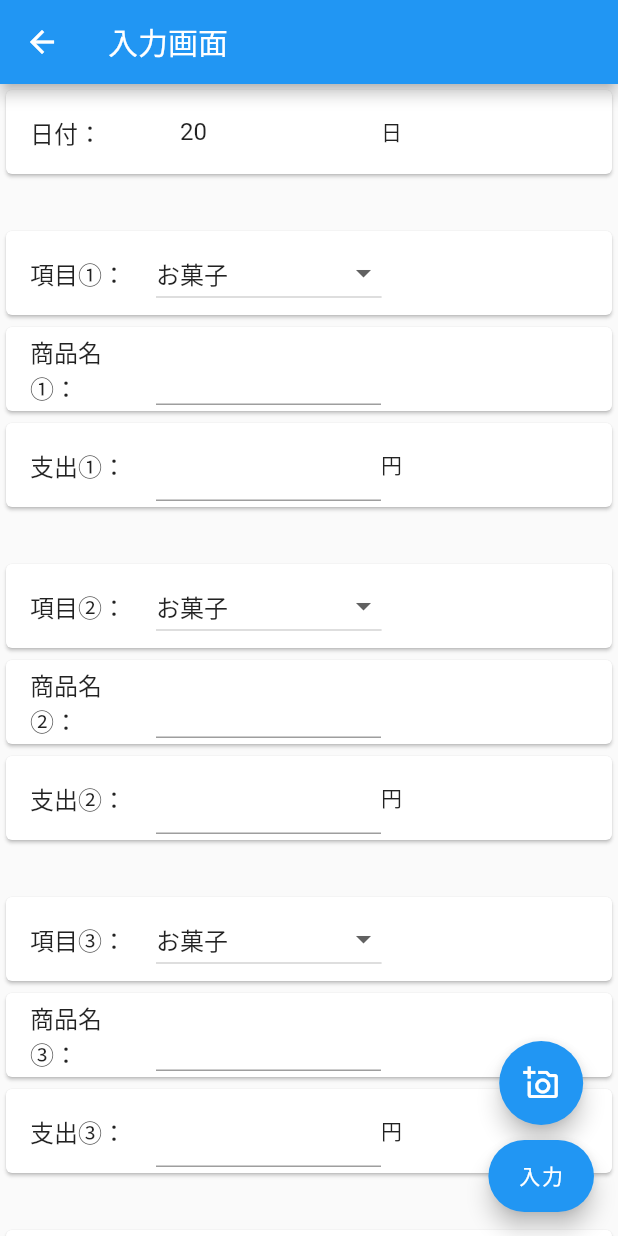
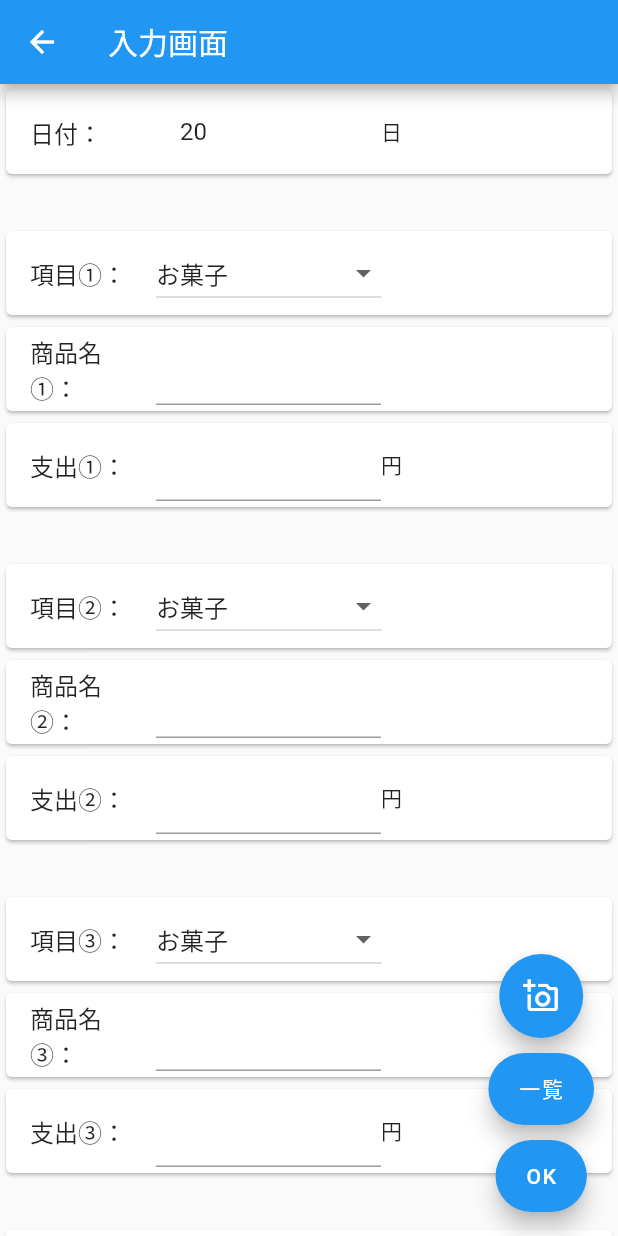
Before and after one commit to Y-h57/flutter01, a Flutter app: the InputPage screen opened directly, on a phone screen of 412 x 824 dp. Run offline on Flutter 3.47's test engine with Material 2 defaults, Android fonts, the phone set to English and light mode, and no system bars; our stand-ins replace cloud_firestore, cloud_functions, firebase_auth, firebase_core, gap, image_picker; accounts and stored records are empty; statements that could not run were skipped.

Commit message:
入力画面に一覧ボタンを追加

```diff
--- a/lib/main.dart
+++ b/lib/main.dart
@@ -930,8 +930,18 @@ class _InputPageState extends State<InputPage> {
           const Gap(10),
 
           FloatingActionButton.extended(
+            heroTag: 'listpage',
+            label: Text('一覧'),
+            onPressed: () {
+              Navigator.popUntil(context, (route) => route.isFirst);
+            },
+          ),
+
+          const Gap(10),
+
+          FloatingActionButton.extended(
             heroTag: 'ok',
-            label: Text('入力'),
+            label: Text('OK'),
             onPressed: () async {
               if(name1.isNotEmpty && name2.isEmpty && name3.isEmpty && name4.isEmpty && name5.isEmpty){
                 await FirebaseFirestore.instance
```
